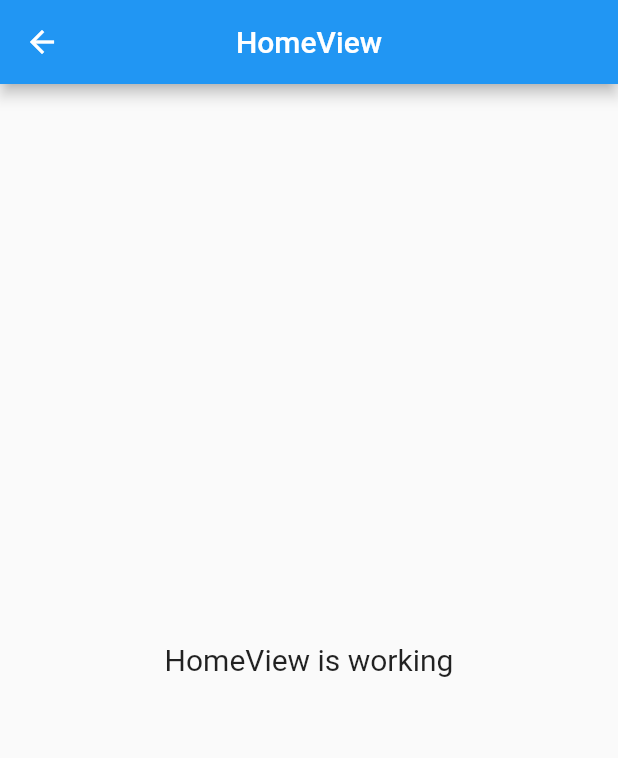
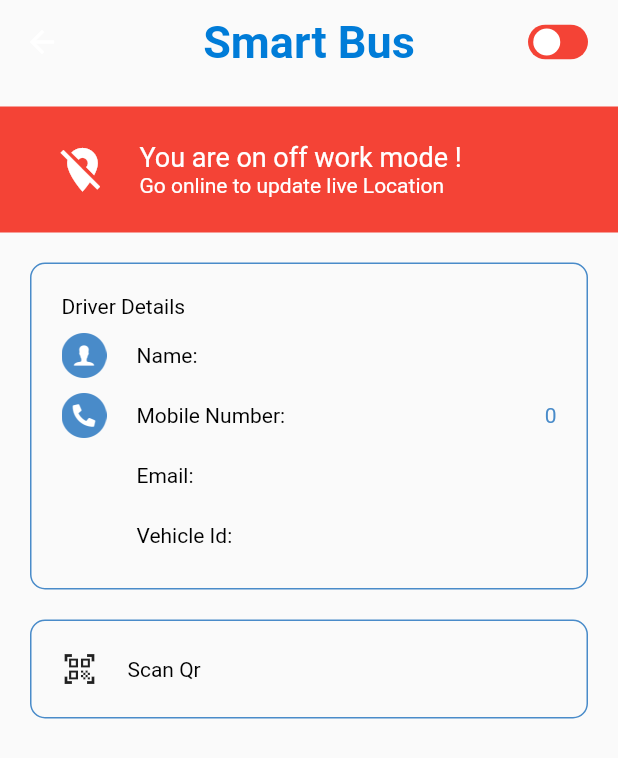
Before and after one commit to aslahmp/smartBusDriver, a Flutter app: the HomeView screen opened by its route, on a phone screen of 412 x 824 dp. Shown: the top 758 px of the screen. Run offline on Flutter 3.47's test engine with Material 2 defaults, Android fonts, the phone set to English and light mode, and no system bars; drawn by our look-alikes of flutter_switch; our stand-ins replace firebase_auth, firebase_core, firebase_database, get, pin_code_fields, shared_preferences; missing offline and left inert: result_type; accounts and stored records are empty; Roboto replaces fonts that are missing (Lorinextrabold, Lorinregular).

Commit message:
home design

```diff
--- /dev/null
+++ b/lib/app/data/firbase/driver/firbase_driver.dart
@@ -0,0 +1,19 @@
+import 'package:driver/app/data/models/driver/driver.model.dart';
+import 'package:driver/infastructure/managers/index.dart';
+import 'package:firebase_database/firebase_database.dart';
+
+class FirbaseDriver {
+  Future<Driver?> getDriver() async {
+    var firbaseDb = FirebaseDatabase.instance.ref().child('drivers');
+    var result = await firbaseDb.child(UserManager.userId).get();
+
+    if (result.exists) {
+      var resultUsers = result.value as Map;
+
+      var driver = Driver.fromJson(resultUsers);
+
+      return driver;
+    }
+    return null;
+  }
+}
--- /dev/null
+++ b/lib/app/data/models/driver/driver.model.dart
@@ -0,0 +1,32 @@
+class Driver {
+  Driver({
+    required this.id,
+    required this.name,
+    required this.phoneNumber,
+    required this.email,
+    this.busId,
+  });
+  late final String id;
+  late final dynamic name;
+  late final int phoneNumber;
+  late final String email;
+  String? busId;
+
+  Driver.fromJson(dynamic json) {
+    id = json['id'];
+    name = json['name'];
+    phoneNumber = json['phoneNumber'];
+    email = json['email'];
+    busId = json['busId'];
+  }
+
+  Map<String, dynamic> toJson() {
+    final _data = <String, dynamic>{};
+    _data['id'] = id;
+    _data['name'] = name;
+    _data['phoneNumber'] = phoneNumber;
+    _data['email'] = email;
+    _data['busId'] = busId;
+    return _data;
+  }
+}
--- a/lib/app/modules/home/controllers/home_controller.dart
+++ b/lib/app/modules/home/controllers/home_controller.dart
@@ -1,12 +1,24 @@
 import 'package:get/get.dart';
 
+import '../../../data/firbase/driver/firbase_driver.dart';
+import '../../../data/models/driver/driver.model.dart';
+
 class HomeController extends GetxController {
-  //TODO: Implement HomeController
-
-  final count = 0.obs;
+  var isDriverEnable = false.obs;
+  final driverFirbase = FirbaseDriver();
+  late Rx<Driver> driver =
+      Driver(id: '', name: '', phoneNumber: 0, email: '').obs;
   @override
   void onInit() {
+    getDriver();
     super.onInit();
+  }
+
+  void getDriver() async {
+    var result = await driverFirbase.getDriver();
+    if (result != null) {
+      driver.value = result;
+    }
   }
 
   @override
@@ -14,7 +26,10 @@ class HomeController extends GetxController {
     super.onReady();
   }
 
+  void updateDriverStatus(bool staus) {
+    isDriverEnable(staus);
+  }
+
   @override
   void onClose() {}
-  void increment() => count.value++;
 }
--- a/lib/app/modules/home/views/home_view.dart
+++ b/lib/app/modules/home/views/home_view.dart
@@ -1,22 +1,31 @@
+import 'package:driver/app/modules/home/views/local.widgets/head.dart';
+import 'package:driver/infastructure/utils/index.dart';
 import 'package:flutter/material.dart';
 
 import 'package:get/get.dart';
 
 import '../controllers/home_controller.dart';
+import 'local.widgets/index.dart';
 
 class HomeView extends GetView<HomeController> {
   @override
   Widget build(BuildContext context) {
     return Scaffold(
       appBar: AppBar(
-        title: Text('HomeView'),
+        title: Head(),
+        actions: [DriverOnOffButtonAppBar()],
         centerTitle: true,
+        backgroundColor: Colors.transparent,
+        elevation: 0,
       ),
-      body: Center(
-        child: Text(
-          'HomeView is working',
-          style: TextStyle(fontSize: 20),
-        ),
+      body: Column(
+        children: [
+          WorkModeView(),
+          verticalSpace(20),
+          DriverDetails(),
+          verticalSpace(20),
+          ScanQr(),
+        ],
       ),
     );
   }
--- /dev/null
+++ b/lib/app/modules/home/views/local.widgets/driver_details.dart
@@ -0,0 +1,123 @@
+import 'package:driver/app/modules/home/controllers/home_controller.dart';
+import 'package:flutter/material.dart';
+import 'package:get/get_state_manager/get_state_manager.dart';
+
+import '../../../../../infastructure/utils/index.dart';
+
+class DriverDetails extends GetView<HomeController> {
+  const DriverDetails({Key? key}) : super(key: key);
+
+  @override
+  Widget build(BuildContext context) {
+    return Obx(
+      () => Container(
+        width: double.infinity,
+        margin: EdgeInsets.symmetric(horizontal: AppConstants.padding),
+        padding: EdgeInsets.all(AppConstants.padding),
+        decoration: BoxDecoration(
+          border: Border.all(color: AppColors.lightBlue1),
+          borderRadius: BorderRadius.circular(10),
+        ),
+        child: Column(
+          crossAxisAlignment: CrossAxisAlignment.start,
+          children: [
+            Text(
+              "Driver Details",
+              style: AppTextStyles.regular.copyWith(
+                color: AppColors.black,
+              ),
+            ),
+            verticalSpace(10),
+            TileDetails(
+              isShowImage: true,
+              endText: controller.driver.value.name,
+              image: AppImages.personBlueCircle,
+              title: "Name:",
+            ),
+            verticalSpace(10),
+            TileDetails(
+              isShowImage: true,
+              endText: controller.driver.value.phoneNumber.toString(),
+              image: AppImages.phoneBlueCircle,
+              title: "Mobile Number:",
+            ),
+            verticalSpace(10),
+            TileDetails(
+              isShowImage: false,
+              endText: controller.driver.value.email,
+              image: AppImages.phoneBlueCircle,
+              title: "Email:",
+            ),
+            verticalSpace(10),
+            TileDetails(
+              isShowImage: false,
+              endText: controller.driver.value.busId.toString(),
+              image: AppImages.phoneBlueCircle,
+              title: "Vehicle Id:",
+            ),
+          ],
+        ),
+      ),
+    );
+  }
+}
+
+class TileDetails extends StatelessWidget {
+  TileDetails(
+      {required this.endText,
+      required this.image,
+      required this.title,
+      this.titleTextStyle,
+      required this.isShowImage,
+      this.endTextStyle,
+      this.endTextColor});
+  final String title;
+  final String image;
+  final String endText;
+  final Color? endTextColor;
+  final TextStyle? titleTextStyle;
+  final TextStyle? endTextStyle;
+  final bool isShowImage;
+
+  @override
+  Widget build(BuildContext context) {
+    return Row(
+      mainAxisAlignment: MainAxisAlignment.spaceBetween,
+      children: [
+        Expanded(
+          child: Row(
+            children: [
+              SizedBox(
+                height: 30,
+                child: isShowImage
+                    ? Image.asset(image)
+                    : SizedBox(
+                        width: 30,
+                      ),
+              ),
+              SizedBox(
+                width: AppConstants.padding,
+              ),
+              Expanded(
+                child: Text(
+                  title,
+                  style: titleTextStyle ??
+                      AppTextStyles.extraBold.copyWith(
+                        color: AppColors.black,
+                      ),
+                ),
+              ),
+            ],
+          ),
+        ),
+        Text(
+          endText,
+          style: endTextStyle ??
+              AppTextStyles.extraBold.copyWith(
+                color: endTextColor ?? AppColors.lightBlue1,
+              ),
+        ),
+      ],
+    );
+  }
+}
--- /dev/null
+++ b/lib/app/modules/home/views/local.widgets/driver_on_off_view.dart
@@ -0,0 +1,30 @@
+// ignore_for_file: use_key_in_widget_constructors
+
+import 'package:driver/app/modules/home/controllers/home_controller.dart';
+import 'package:flutter/material.dart';
+import 'package:flutter_switch/flutter_switch.dart';
+
+import 'package:get/get.dart';
+
+import '../../../../../infastructure/utils/index.dart';
+
+class DriverOnOffButtonAppBar extends GetView<HomeController> {
+  @override
+  Widget build(BuildContext context) {
+    return Padding(
+      padding: const EdgeInsets.symmetric(horizontal: AppConstants.padding),
+      child: Obx(
+        () => FlutterSwitch(
+          onToggle: controller.updateDriverStatus,
+          value: controller.isDriverEnable.value,
+          toggleSize: 20,
+          height: 23,
+          width: 40,
+          padding: 2.50,
+          inactiveColor: AppColors.red,
+          activeColor: AppColors.green,
+        ),
+      ),
+    );
+  }
+}
--- /dev/null
+++ b/lib/app/modules/home/views/local.widgets/head.dart
@@ -0,0 +1,19 @@
+import 'package:flutter/material.dart';
+
+import '../../../../../infastructure/utils/index.dart';
+
+class Head extends StatelessWidget {
+  const Head({Key? key}) : super(key: key);
+
+  @override
+  Widget build(BuildContext context) {
+    return Text(
+      'Smart Bus',
+      style: AppTextStyles.extraBold.copyWith(
+        fontSize: 30,
+        fontWeight: FontWeight.w700,
+        color: AppColors.blue2,
+      ),
+    );
+  }
+}
--- /dev/null
+++ b/lib/app/modules/home/views/local.widgets/index.dart
@@ -0,0 +1,5 @@
+export './head.dart';
+export './driver_on_off_view.dart';
+export './work_mode_view.dart';
+export './driver_details.dart';
+export './scan_qr.dart';
--- /dev/null
+++ b/lib/app/modules/home/views/local.widgets/scan_qr.dart
@@ -0,0 +1,32 @@
+import 'package:flutter/material.dart';
+
+import '../../../../../infastructure/utils/index.dart';
+
+class ScanQr extends StatelessWidget {
+  const ScanQr({Key? key}) : super(key: key);
+
+  @override
+  Widget build(BuildContext context) {
+    return Container(
+      width: double.infinity,
+      margin: EdgeInsets.symmetric(horizontal: AppConstants.padding),
+      padding: EdgeInsets.all(AppConstants.padding),
+      decoration: BoxDecoration(
+        border: Border.all(color: AppColors.lightBlue1),
+        borderRadius: BorderRadius.circular(10),
+      ),
+      child: Row(
+        children: [
+          Icon(Icons.qr_code_scanner),
+          horizontalSpace(20),
+          Text(
+            "Scan Qr",
+            style: AppTextStyles.regular.copyWith(
+              color: AppColors.black,
+            ),
+          ),
+        ],
+      ),
+    );
+  }
+}
--- /dev/null
+++ b/lib/app/modules/home/views/local.widgets/work_mode_view.dart
@@ -0,0 +1,66 @@
+import 'package:driver/app/modules/home/controllers/home_controller.dart';
+import 'package:flutter/material.dart';
+
+import 'package:get/get.dart';
+
+import '../../../../../infastructure/utils/index.dart';
+
+class WorkModeView extends GetView<HomeController> {
+  @override
+  Widget build(BuildContext context) {
+    return Obx(
+      () => Container(
+        margin: EdgeInsets.only(top: 15),
+        height: 84,
+        color: controller.isDriverEnable.value
+            ? AppColors.lightBlue1
+            : AppColors.red,
+        child: Row(
+          children: [
+            SizedBox(
+              width: 35,
+            ),
+            CircleAvatar(
+              radius: 20,
+              backgroundColor: controller.isDriverEnable.value
+                  ? AppColors.white
+                  : Colors.transparent,
+              child: Icon(
+                controller.isDriverEnable.value
+                    ? Icons.location_on
+                    : Icons.location_off,
+                color: controller.isDriverEnable.value
+                    ? AppColors.lightBlue1
+                    : AppColors.white,
+                size: 35,
+              ),
+            ),
+            SizedBox(
+              width: 18,
+            ),
+            Column(
+              mainAxisAlignment: MainAxisAlignment.center,
+              crossAxisAlignment: CrossAxisAlignment.start,
+              children: [
+                Text(
+                  controller.isDriverEnable.value
+                      ? "On work mode"
+                      : "You are on off work mode !",
+                  style: AppTextStyles.extraBold
+                      .copyWith(color: AppColors.white, fontSize: 18),
+                ),
+                Text(
+                  controller.isDriverEnable.value
+                      ? "Updating.. live Location"
+                      : "Go online to update live Location",
+                  style: AppTextStyles.extraBold
+                      .copyWith(color: AppColors.white, fontSize: 14),
+                ),
+              ],
+            ),
+          ],
+        ),
+      ),
+    );
+  }
+}
--- a/lib/infastructure/utils/app_images.dart
+++ b/lib/infastructure/utils/app_images.dart
@@ -2,4 +2,7 @@ class AppImages {
   static const mobileLogain = 'assets/images/mobilelogin.png';
   static const appLogoWithText = 'assets/images/logowithtext.png';
   static const mobileLogainOtp = 'assets/images/mobileloginotp.png';
+
+  static const personBlueCircle = 'assets/images/personwithbluecircle.png';
+  static const phoneBlueCircle = 'assets/images/phonewithbluecircle.png';
 }
--- a/pubspec.yaml
+++ b/pubspec.yaml
@@ -18,6 +18,7 @@ dependencies:
   lottie: 1.2.2
   pin_code_fields: 7.3.0
   shared_preferences: 2.0.13
+  flutter_switch: 0.3.2
   flutter:
     sdk: flutter
 
```
Also changed, not shown: assets/images/personwithbluecircle.png (added), assets/images/phonewithbluecircle.png (added), pubspec.lock.
